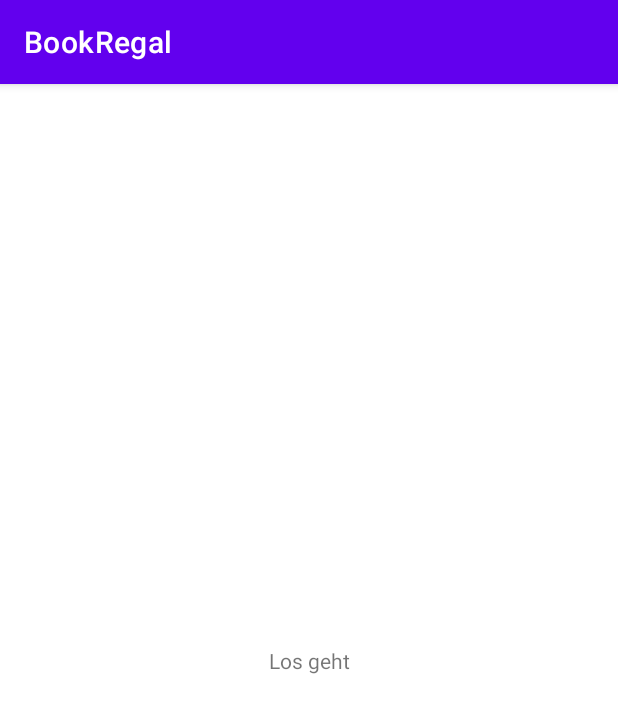
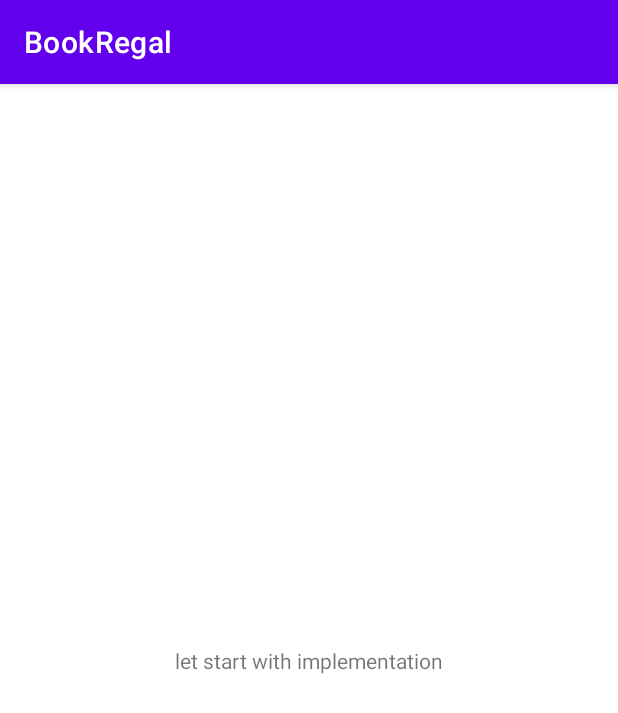
Before and after one commit to Omer-Guimdo/BookRegal, an Android app: the screen it shows after launch (MainActivity), on a phone screen of 412 x 824 dp. Shown: the top 713 px of the screen. Run offline under Robolectric (Android 15) with nearby library versions, the light colour scheme and no system bars.

Commit message:
let start

```diff
--- a/app/src/main/res/layout/activity_main.xml
+++ b/app/src/main/res/layout/activity_main.xml
@@ -9,7 +9,7 @@
     <TextView
         android:layout_width="wrap_content"
         android:layout_height="wrap_content"
-        android:text="Los geht"
+        android:text="let start with implementation"
         app:layout_constraintBottom_toBottomOf="parent"
         app:layout_constraintLeft_toLeftOf="parent"
         app:layout_constraintRight_toRightOf="parent"
```
